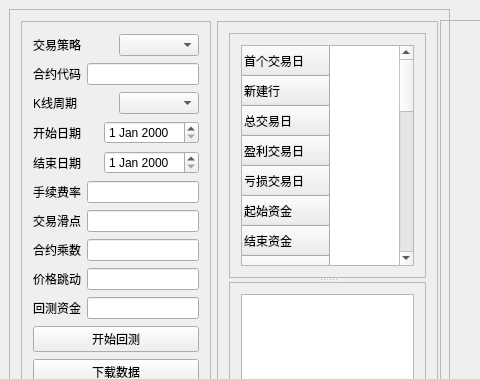
Old version of the form QCTrader/BacktesterManager.ui in the repository yuanhuei/trader; both pictures show x 0 to 480 and y 0 to 379 of the 951 by 593 pixel window.
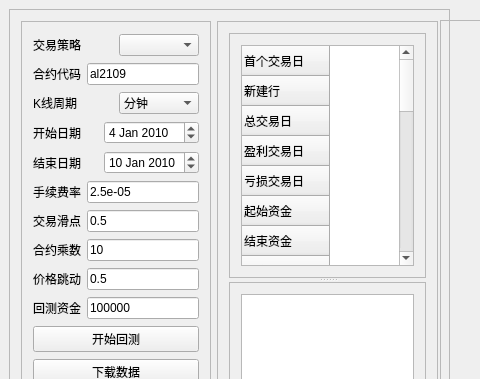
New version of the form. Custom widgets are drawn as their Qt base class.

The edit to the form file:
```diff
--- a/QCTrader/BacktesterManager.ui
+++ b/QCTrader/BacktesterManager.ui
@@ -62,7 +62,11 @@
           </widget>
          </item>
          <item>
-          <widget class="QLineEdit" name="lineEdit_2"/>
+          <widget class="QLineEdit" name="lineEdit_2">
+           <property name="text">
+            <string>al2109</string>
+           </property>
+          </widget>
          </item>
         </layout>
        </item>
@@ -76,7 +80,23 @@
           </widget>
          </item>
          <item>
-          <widget class="QComboBox" name="comboBox_2"/>
+          <widget class="QComboBox" name="comboBox_2">
+           <item>
+            <property name="text">
+             <string>分钟</string>
+            </property>
+           </item>
+           <item>
+            <property name="text">
+             <string>小时</string>
+            </property>
+           </item>
+           <item>
+            <property name="text">
+             <string>天</string>
+            </property>
+           </item>
+          </widget>
          </item>
         </layout>
        </item>
@@ -90,7 +110,18 @@
           </widget>
          </item>
          <item>
-          <widget class="QDateEdit" name="dateEdit"/>
+          <widget class="QDateEdit" name="dateEdit">
+           <property name="dateTime">
+            <datetime>
+             <hour>0</hour>
+             <minute>0</minute>
+             <second>0</second>
+             <year>2010</year>
+             <month>1</month>
+             <day>4</day>
+            </datetime>
+           </property>
+          </widget>
          </item>
         </layout>
        </item>
@@ -104,7 +135,18 @@
           </widget>
          </item>
          <item>
-          <widget class="QDateEdit" name="dateEdit_2"/>
+          <widget class="QDateEdit" name="dateEdit_2">
+           <property name="dateTime">
+            <datetime>
+             <hour>0</hour>
+             <minute>0</minute>
+             <second>0</second>
+             <year>2010</year>
+             <month>1</month>
+             <day>10</day>
+            </datetime>
+           </property>
+          </widget>
          </item>
         </layout>
        </item>
@@ -118,7 +160,11 @@
           </widget>
          </item>
          <item>
-          <widget class="QLineEdit" name="lineEdit_10"/>
+          <widget class="QLineEdit" name="lineEdit_10">
+           <property name="text">
+            <string>2.5e-05</string>
+           </property>
+          </widget>
          </item>
         </layout>
        </item>
@@ -132,7 +178,11 @@
           </widget>
          </item>
          <item>
-          <widget class="QLineEdit" name="lineEdit_9"/>
+          <widget class="QLineEdit" name="lineEdit_9">
+           <property name="text">
+            <string>0.5</string>
+           </property>
+          </widget>
          </item>
         </layout>
        </item>
@@ -146,7 +196,11 @@
           </widget>
          </item>
          <item>
-          <widget class="QLineEdit" name="lineEdit_12"/>
+          <widget class="QLineEdit" name="lineEdit_12">
+           <property name="text">
+            <string>10</string>
+           </property>
+          </widget>
          </item>
         </layout>
        </item>
@@ -160,7 +214,11 @@
           </widget>
          </item>
          <item>
-          <widget class="QLineEdit" name="lineEdit_13"/>
+          <widget class="QLineEdit" name="lineEdit_13">
+           <property name="text">
+            <string>0.5</string>
+           </property>
+          </widget>
          </item>
         </layout>
        </item>
@@ -174,7 +232,11 @@
           </widget>
          </item>
          <item>
-          <widget class="QLineEdit" name="lineEdit_14"/>
+          <widget class="QLineEdit" name="lineEdit_14">
+           <property name="text">
+            <string>100000</string>
+           </property>
+          </widget>
          </item>
         </layout>
        </item>
```
